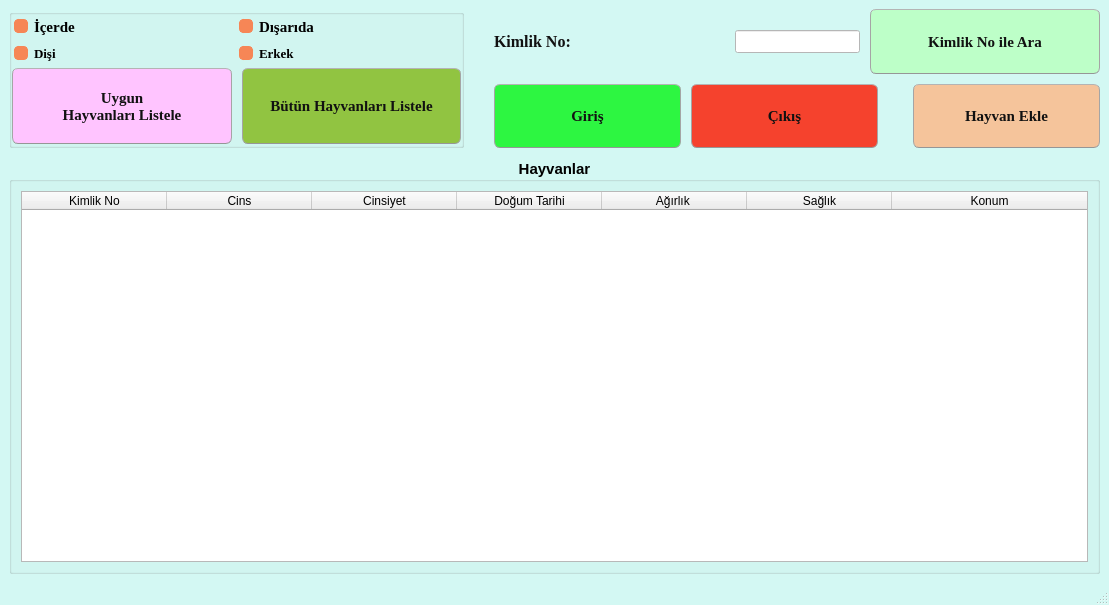
subhanakbenli/ciftlik-takip-programi, file AnaSayfa.ui: the form before one commit.
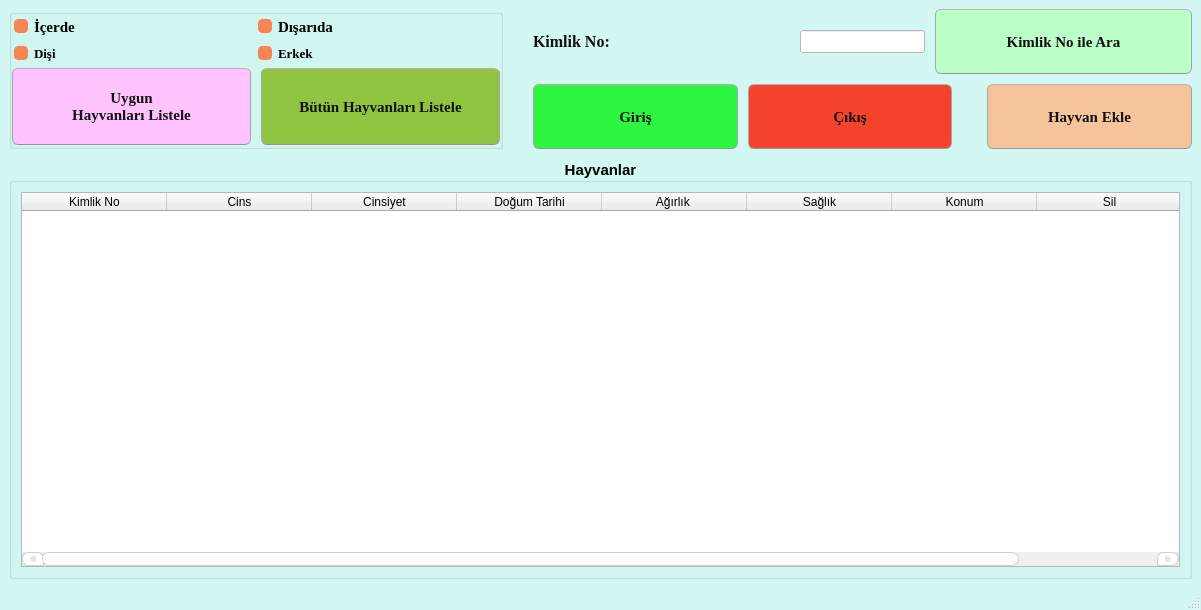
The form after the commit.

Patch:
```diff
--- a/AnaSayfa.ui
+++ b/AnaSayfa.ui
@@ -6,8 +6,8 @@
    <rect>
     <x>0</x>
     <y>0</y>
-    <width>1109</width>
-    <height>605</height>
+    <width>1201</width>
+    <height>610</height>
    </rect>
   </property>
   <property name="minimumSize">
@@ -1019,6 +1019,11 @@
              <string>Konum</string>
             </property>
            </column>
+           <column>
+            <property name="text">
+             <string>Sil</string>
+            </property>
+           </column>
           </widget>
          </item>
         </layout>
```
Left out of the diff: 4 changed lines with no effect on the pictures.
